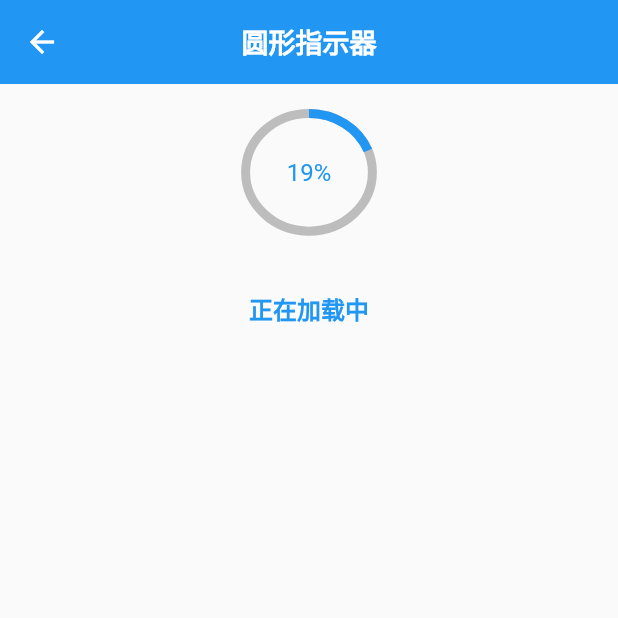
After one commit to FlyNothing/flutter_demo, a Flutter app: the CircularProgressIndicatorDemoPage screen opened directly, on a phone screen of 412 x 824 dp, the top half of it. The commit adds this screen. Run offline on Flutter 3.47's test engine with Material 2 defaults, Android fonts, the phone set to English and light mode, and no system bars; our stand-ins replace cached_network_image, date_format, dio, easy_refresh, flutter_easyloading, flutter_screenutil and 3 more; accounts and stored records are empty.

Commit message:
[A] - 图形指示器和线性指示器

```diff
--- a/lib/base/base_menu_config.dart
+++ b/lib/base/base_menu_config.dart
@@ -2,6 +2,8 @@ import 'package:flutter/material.dart';
 import 'package:flutter_demo/base/enumpage/blend_mode_page.dart';
 import 'package:flutter_demo/base/enumpage/box_fit_page.dart';
 import 'package:flutter_demo/base/futuretimer/future_demo_page.dart';
+import 'package:flutter_demo/base/progressindicator/circular_progress_indicator_demo_page.dart';
+import 'package:flutter_demo/base/progressindicator/linear_progress_indicator_demo_page.dart';
 import 'package:flutter_demo/base/router/origin_demo_page.dart';
 import 'package:flutter_demo/base/widget/bottom_sheet_demo_page.dart';
 import 'package:flutter_demo/base/widget/listview_gridview_demo1_page.dart';
@@ -19,6 +21,8 @@ List<BaseMenuVO> baseMenuList = [
   BaseMenuVO("ListView和GridView测试2", const ListviewGridviewDemo2Page()),
   BaseMenuVO("BoxFit模式", const BoxFitPage()),
   BaseMenuVO("BlendMode模式", const BlendModePage()),
+  BaseMenuVO("圆形指示器", const CircularProgressIndicatorDemoPage()),
+  BaseMenuVO("线性指示器", const LinearProgressIndicatorDemoPage()),
 ];
 
 class BaseMenuVO {
--- /dev/null
+++ b/lib/base/progressindicator/circular_progress_indicator_demo_page.dart
@@ -0,0 +1,94 @@
+import 'package:flutter/material.dart';
+import 'package:flutter_demo/common/util/global_widget.dart';
+import 'package:flutter_demo/common/util/text_style.dart';
+import 'package:flutter_screenutil/flutter_screenutil.dart';
+
+class CircularProgressIndicatorDemoPage extends StatefulWidget {
+  const CircularProgressIndicatorDemoPage({Key? key}) : super(key: key);
+
+  @override
+  State<StatefulWidget> createState() => _CircularProgressIndicatorDemoPageState();
+}
+
+class _CircularProgressIndicatorDemoPageState extends State<CircularProgressIndicatorDemoPage> with SingleTickerProviderStateMixin {
+  final int _durationSeconds = 10;
+  late AnimationController _controller;
+  late Animation<double> _curveAnimation;
+  late Animation<Color?> _colorAnimation;
+
+  @override
+  void initState() {
+    super.initState();
+    _controller = AnimationController(vsync: this, duration: Duration(seconds: _durationSeconds));
+    _controller.forward();
+    _curveAnimation = CurvedAnimation(parent: _controller, curve: Curves.linear);
+    _colorAnimation = ColorTween(begin: Colors.blue, end: Colors.blue).animate(_curveAnimation);
+  }
+
+  @override
+  void dispose() {
+    _controller.dispose();
+    super.dispose();
+  }
+
+  @override
+  Widget build(BuildContext context) {
+    return Scaffold(
+      appBar: appBarStandard(title: '圆形指示器'),
+      body: _getBody(context),
+    );
+  }
+
+  _getBody(BuildContext context) {
+    return Column(
+      children: [
+        Container(
+          alignment: Alignment.center,
+          child: Column(
+            children: [
+              _getProgress(),
+              _getContent(),
+            ],
+          ),
+        )
+      ],
+    );
+  }
+
+  Padding _getProgress() {
+    return Padding(
+      padding: EdgeInsets.only(top: 20.h),
+      child: AnimatedBuilder(
+        animation: _controller,
+        builder: (context, child) {
+          return Stack(
+            alignment: Alignment.center,
+            children: [
+              SizedBox(
+                width: 80.w,
+                height: 80.h,
+                child: CircularProgressIndicator(
+                  backgroundColor: Colors.grey[400],
+                  valueColor: _colorAnimation,
+                  value: _controller.value,
+                  strokeWidth: 6,
+                ),
+              ),
+              Text(
+                "${(_controller.value * 100).round()}%",
+                style: TextStyleUtil.size16W400(color: Colors.blue),
+              )
+            ],
+          );
+        },
+      ),
+    );
+  }
+
+  Padding _getContent() {
+    return Padding(
+      padding: EdgeInsets.only(top: 40.h, bottom: 40.h),
+      child: Text("正在加载中", style: TextStyleUtil.size16W600(color: Colors.blue)),
+    );
+  }
+}
```
Also changed, not shown: lib/base/progressindicator/linear_progress_indicator_demo_page.dart (added, +78 -0 lines).
